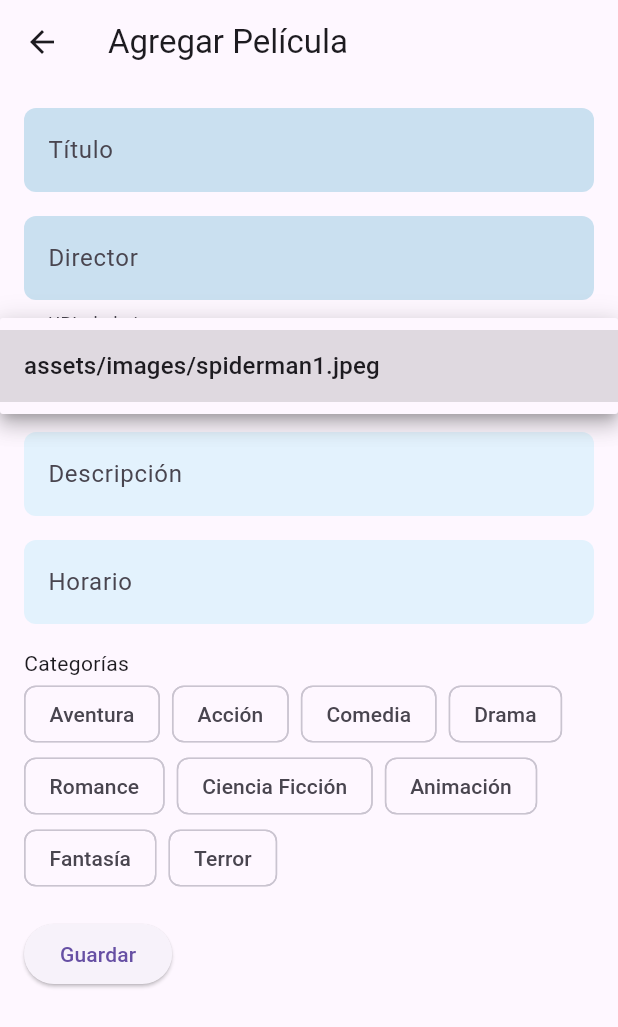
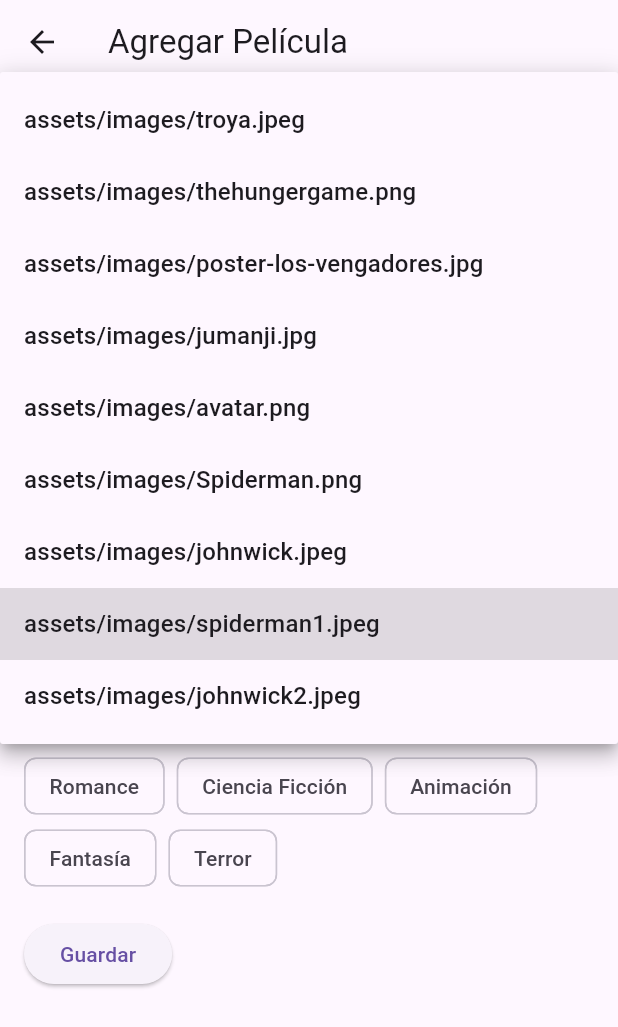
Before and after one commit to LeandroJAG/CineApp, a Flutter app: the AddMovieScreen screen opened directly, after a tap on "assets/images/spiderman1.jpeg", on a phone screen of 412 x 824 dp. Shown: the top 1027 px of the screen. Run offline on Flutter 3.47's test engine with Material 3 defaults, Android fonts, the phone set to English and light mode, and no system bars; our stand-ins replace flutter_map, geolocator, latlong2, shared_preferences; accounts and stored records are empty.

Commit message:
nuevas imagenes

```diff
--- a/lib/Cartelera.dart
+++ b/lib/Cartelera.dart
@@ -484,7 +484,15 @@ class _AddMovieScreenState extends State<AddMovieScreen> {
                 }
               },
               items: [
-                'assets/images/spiderman1.jpeg', // Add more image URLs here
+                'assets/images/troya.jpeg',
+                'assets/images/thehungergame.png',
+                'assets/images/poster-los-vengadores.jpg',
+                'assets/images/jumanji.jpg',
+                'assets/images/avatar.png',
+                'assets/images/Spiderman.png',
+                'assets/images/johnwick.jpeg',
+                'assets/images/spiderman1.jpeg',
+                'assets/images/johnwick2.jpeg',
               ].map<DropdownMenuItem<String>>((String value) {
                 return DropdownMenuItem<String>(
                   value: value,
--- a/lib/Provider/Pelicula.dart
+++ b/lib/Provider/Pelicula.dart
@@ -22,4 +22,8 @@ class ProviderPelicula {
       throw Exception("Error $e");
     }
   }
+
+  getMovies() {}
+
+  deleteMovie(int indexOf) {}
 }
--- a/lib/main.dart
+++ b/lib/main.dart
@@ -22,7 +22,7 @@ class MyApp extends StatelessWidget {
       theme: ThemeData(
         primarySwatch: Colors.blue,
       ),
-      initialRoute: WelcomeScreen.nombre,
+      initialRoute: LoginScreen.nombre,
       routes: {
         LoginScreen.nombre: (context) => LoginScreen(),
         MyApp1.nombre: (context) => const MyApp1(),
@@ -30,7 +30,7 @@ class MyApp extends StatelessWidget {
         RegistrationScreen.nombre: (context) => const RegistrationScreen(),
         WelcomeScreen.nombre: (context) => WelcomeScreen(),
       },
-      home: WelcomeScreen(),
+      home: LoginScreen(),
     );
   }
 }
--- a/pubspec.yaml
+++ b/pubspec.yaml
@@ -88,6 +88,11 @@ flutter:
     - assets/images/userlocal.jpg
     - assets/images/descarga.png
     - assets/images/registrocine.jpeg
+    - assets/images/troya.jpeg
+    - assets/images/thehungergame.png
+    - assets/images/poster-los-vengadores.jpg
+    - assets/images/jumanji.jpg
+
 
 
   # An image asset can refer to one or more resolution-specific "variants", see
```
Also changed, not shown: assets/images/jumanji.jpg (added), assets/images/poster-los-vengadores.jpg (added), assets/images/thehungergame.png (added), assets/images/troya.jpeg (added).
